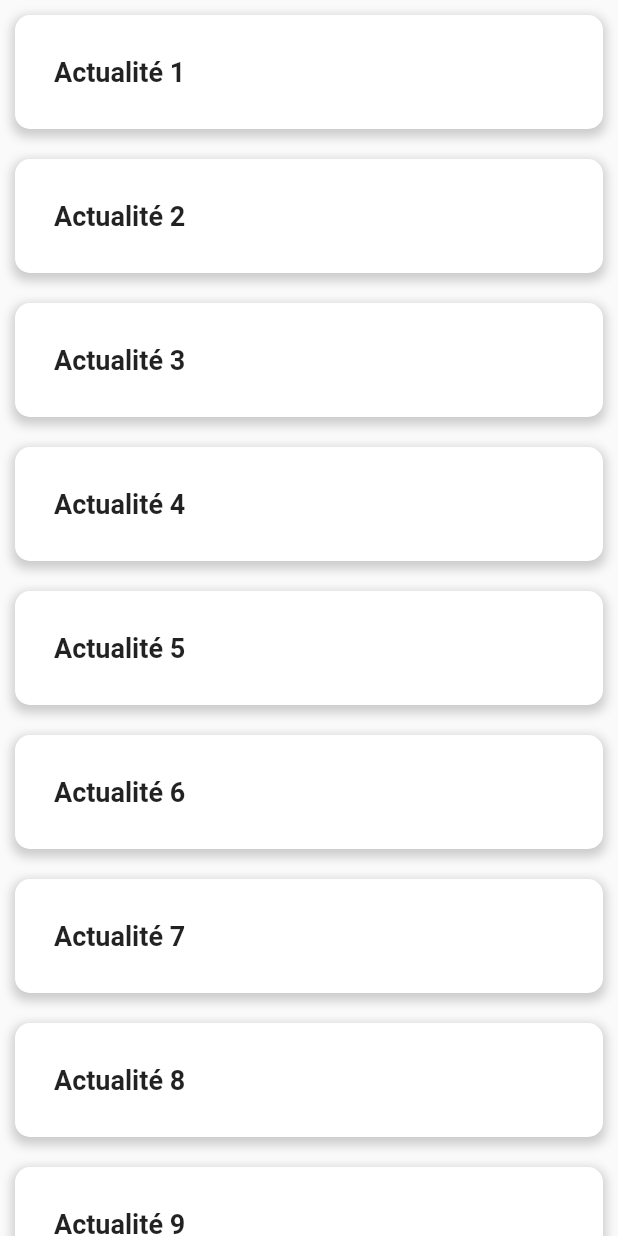
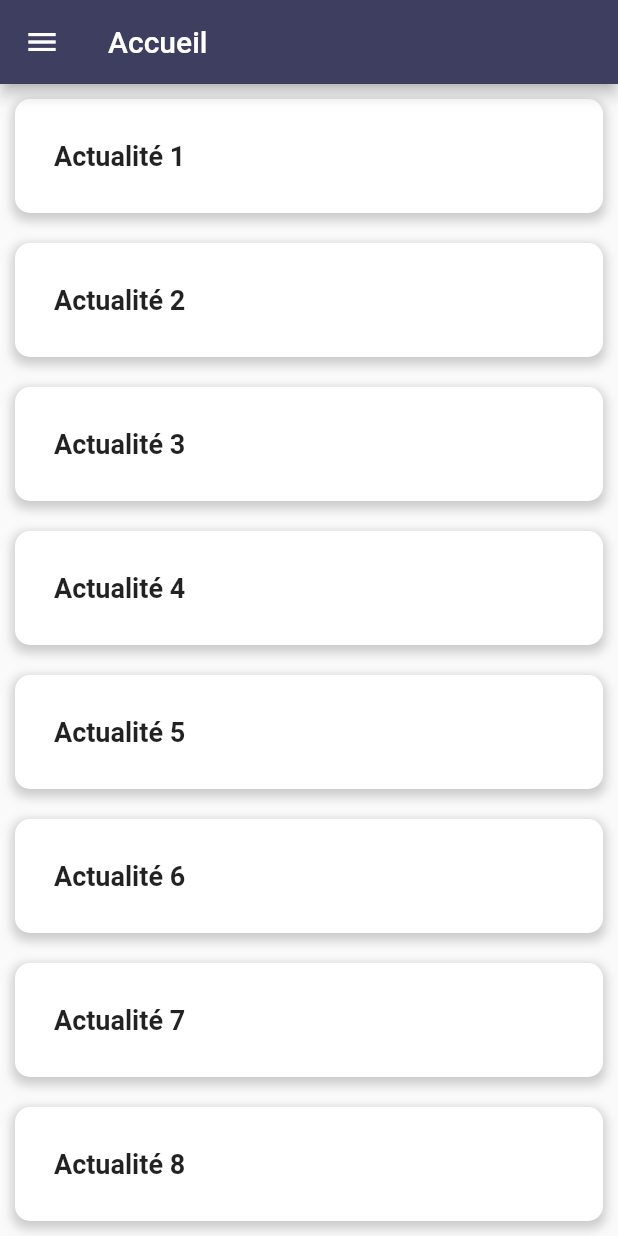
Before and after one commit to BeNyEz17/StJean_Douai_APP, a Flutter app: the PageConnexion screen opened directly, after a tap on "PASSER", after a tap on "CONFIRMER", on a phone screen of 412 x 824 dp. Run offline on Flutter 3.47's test engine with Material 2 defaults, Android fonts, the phone set to English and light mode, and no system bars; our stand-ins replace flutter_map, google_fonts, latlong2.

Commit message:
page d'accueil ok, sidemenu ok, tout est ok

```diff
--- a/lib/ecrans/connexion.dart
+++ b/lib/ecrans/connexion.dart
@@ -87,7 +87,7 @@ class PageConnexion extends StatelessWidget {
                   Navigator.push(
                     context,
                     MaterialPageRoute(
-                      builder: (context) => PageAccueil(),
+                      builder: (context) => MyHomePage(title: 'Accueil',),
                     ),
                   );
                 },
@@ -103,7 +103,7 @@ class PageConnexion extends StatelessWidget {
                     Navigator.push(
                       context,
                       MaterialPageRoute(
-                        builder: (context) => PageAccueil(),
+                        builder: (context) => MyHomePage(title: 'Accueil',),
                       ),
                     );
                   },
```
Also changed, not shown: lib/components/side_menu.dart (+0 -9 lines).
